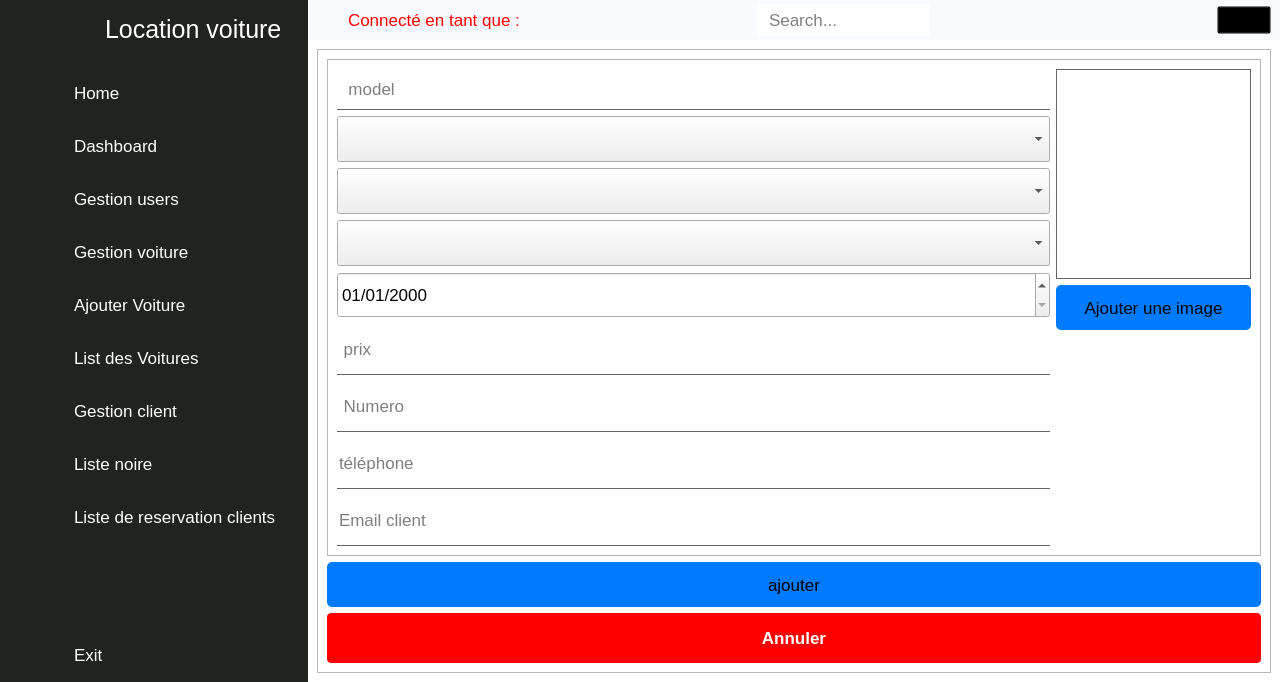
Above: main_ui.ui from walidhabbach/Car-Rental-Desktop-app before the change. Below: the same form after it.
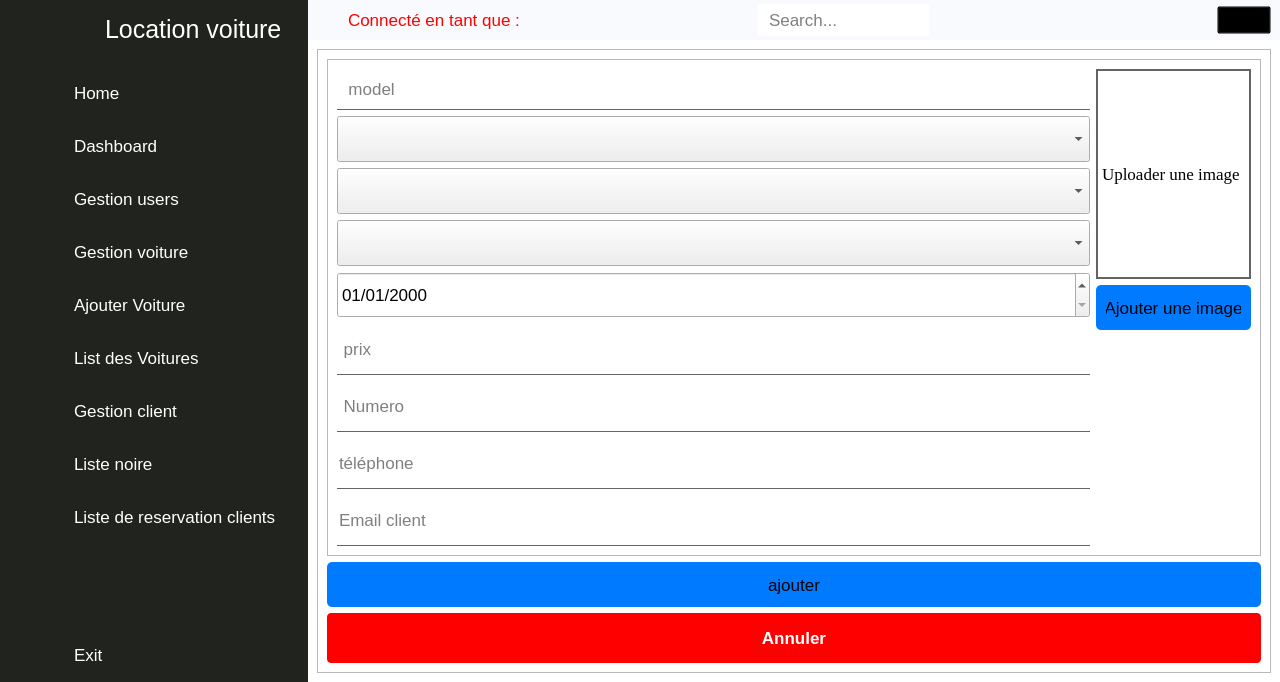
That is the form after the change. The open tabs and pages were chosen to show the change. Icons and pictures are not drawn.

Patch:
```diff
--- a/main_ui.ui
+++ b/main_ui.ui
@@ -942,20 +942,22 @@
                     <widget class="QLabel" name="image_label_car">
                      <property name="font">
                       <font>
-                       <family>MS Shell Dlg 2</family>
-                       <pointsize>20</pointsize>
+                       <family>Georgia</family>
+                       <pointsize>-1</pointsize>
                        <weight>50</weight>
                        <italic>false</italic>
                        <bold>false</bold>
                       </font>
                      </property>
                      <property name="styleSheet">
-                      <string notr="true">color: white;
-border: 1px solid rgb(100,100,100);
-font: 20pt &quot;MS Shell Dlg 2&quot;; </string>
+                      <string notr="true">color:black;
+border: 2px solid rgb(100,100,100);
+ 
+font: 30px &quot;Georgia&quot;;
+</string>
                      </property>
                      <property name="text">
-                      <string>Uploader votre image ici</string>
+                      <string>Uploader une image </string>
                      </property>
                     </widget>
                    </item>
```
Left out of the diff: 9 changed lines with no effect on the pictures.
